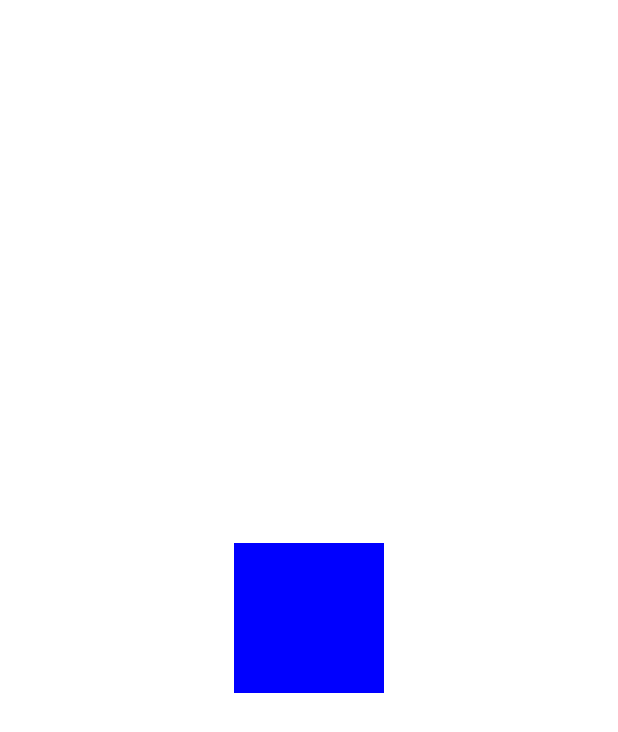
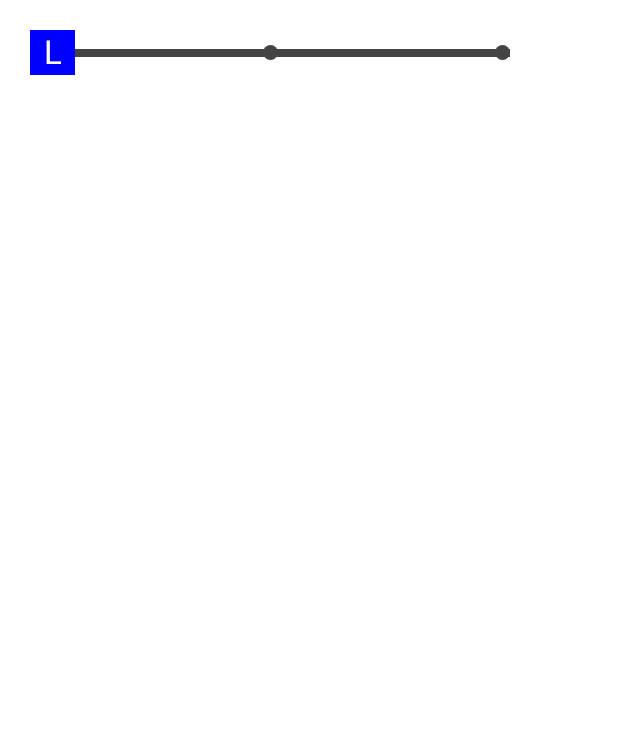
Before and after one commit to ask0908/CoreJetpackComposeBookCode, an Android app built with Jetpack Compose: the screen it shows after launch (GestureActivity before the commit, SwipeActivity after it), on a phone screen of 412 x 824 dp. Shown: the top 732 px of the screen. Run offline under Robolectric (Android 15) with nearby library versions, the phone set to English and light mode, and no system bars.

Commit message:
49장
스와이프

```diff
--- a/app/src/main/AndroidManifest.xml
+++ b/app/src/main/AndroidManifest.xml
@@ -14,9 +14,9 @@
         android:theme="@style/Theme.ComposeBookExample"
         tools:targetApi="31">
         <activity
-            android:name=".GestureActivity"
+            android:name=".SwipeActivity"
             android:exported="true"
-            android:label="@string/title_activity_gesture"
+            android:label="@string/title_activity_swipe"
             android:theme="@style/Theme.ComposeBookExample">
             <intent-filter>
                 <action android:name="android.intent.action.MAIN" />
@@ -25,15 +25,28 @@
             </intent-filter>
         </activity>
         <activity
-            android:name=".BottomNavigationBarActivity"
+            android:name=".GestureActivity"
             android:exported="true"
-            android:label="@string/title_activity_bottom_navigation_bar"
+            android:label="@string/title_activity_gesture"
             android:theme="@style/Theme.ComposeBookExample">
 <!--            <intent-filter>-->
 <!--                <action android:name="android.intent.action.MAIN" />-->
 
 <!--                <category android:name="android.intent.category.LAUNCHER" />-->
 <!--            </intent-filter>-->
+        </activity>
+        <activity
+            android:name=".BottomNavigationBarActivity"
+            android:exported="true"
+            android:label="@string/title_activity_bottom_navigation_bar"
+            android:theme="@style/Theme.ComposeBookExample">
+
+            <!-- <intent-filter> -->
+            <!-- <action android:name="android.intent.action.MAIN" /> -->
+
+
+            <!-- <category android:name="android.intent.category.LAUNCHER" /> -->
+            <!-- </intent-filter> -->
         </activity>
         <activity
             android:name=".NavigationActivity"
--- /dev/null
+++ b/app/src/main/java/com/example/composebookexample/SwipeActivity.kt
@@ -0,0 +1,114 @@
+package com.example.composebookexample
+
+import android.os.Bundle
+import androidx.activity.ComponentActivity
+import androidx.activity.compose.setContent
+import androidx.compose.foundation.background
+import androidx.compose.foundation.gestures.Orientation
+import androidx.compose.foundation.gestures.transformable
+import androidx.compose.foundation.layout.*
+import androidx.compose.foundation.shape.CircleShape
+import androidx.compose.material.*
+import androidx.compose.runtime.Composable
+import androidx.compose.ui.Alignment
+import androidx.compose.ui.Modifier
+import androidx.compose.ui.graphics.Color
+import androidx.compose.ui.platform.LocalDensity
+import androidx.compose.ui.tooling.preview.Preview
+import androidx.compose.ui.unit.IntOffset
+import androidx.compose.ui.unit.dp
+import androidx.compose.ui.unit.sp
+import com.example.composebookexample.ui.theme.ComposeBookExampleTheme
+import kotlin.math.roundToInt
+
+class SwipeActivity : ComponentActivity() {
+    override fun onCreate(savedInstanceState: Bundle?) {
+        super.onCreate(savedInstanceState)
+        setContent {
+            ComposeBookExampleTheme {
+                Surface(
+                    modifier = Modifier.fillMaxSize(),
+                    color = MaterialTheme.colors.background
+                ) {
+                    MainScreen11()
+                }
+            }
+        }
+    }
+}
+
+@OptIn(ExperimentalMaterialApi::class)
+@Composable
+fun MainScreen11() {
+    val parentBoxWidth = 320.dp
+    val childBoxSides = 30.dp
+    val swipeableState = rememberSwipeableState(initialValue = "L")
+    val widthPx = with(LocalDensity.current) {
+        (parentBoxWidth - childBoxSides).toPx()
+    }
+    val anchors = mapOf(0f to "L", widthPx / 2 to "C", widthPx to "R")
+
+    Box {
+        Box(
+            modifier = Modifier
+                .padding(20.dp)
+                .width(parentBoxWidth)
+                .height(childBoxSides)
+                .swipeable(
+                    state = swipeableState,
+                    anchors = anchors,
+                    thresholds = { _, _ -> FractionalThreshold(.5f) },
+                    orientation = Orientation.Horizontal
+                )
+        ) {
+            Box(
+                modifier = Modifier
+                    .fillMaxWidth()
+                    .height(5.dp)
+                    .background(Color.DarkGray)
+                    .align(Alignment.CenterStart)
+            )
+            Box(
+                modifier = Modifier
+                    .size(10.dp)
+                    .background(Color.DarkGray, shape = CircleShape)
+                    .align(Alignment.CenterStart)
+            )
+            Box(
+                modifier = Modifier
+                    .size(10.dp)
+                    .background(Color.DarkGray, shape = CircleShape)
+                    .align(Alignment.Center)
+            )
+            Box(
+                modifier = Modifier
+                    .size(10.dp)
+                    .background(Color.DarkGray, shape = CircleShape)
+                    .align(Alignment.CenterEnd)
+            )
+
+            // 자식 Box
+            Box(
+                modifier = Modifier
+                    .offset { IntOffset(swipeableState.offset.value.roundToInt(), 0) }
+                    .size(childBoxSides)
+                    .background(Color.Blue),
+                contentAlignment = Alignment.Center
+            ) {
+                Text(
+                    text = swipeableState.currentValue,
+                    color = Color.White,
+                    fontSize = 22.sp
+                )
+            }
+        }
+    }
+}
+
+@Preview(showBackground = true)
+@Composable
+fun DefaultPreview19() {
+    ComposeBookExampleTheme {
+        MainScreen11()
+    }
+}
--- a/app/src/main/res/values/strings.xml
+++ b/app/src/main/res/values/strings.xml
@@ -20,4 +20,5 @@
     <string name="title_activity_navigation">NavigationActivity</string>
     <string name="title_activity_bottom_navigation_bar">BottomNavigationBarActivity</string>
     <string name="title_activity_gesture">GestureActivity</string>
+    <string name="title_activity_swipe">SwipeActivity</string>
 </resources>
```
